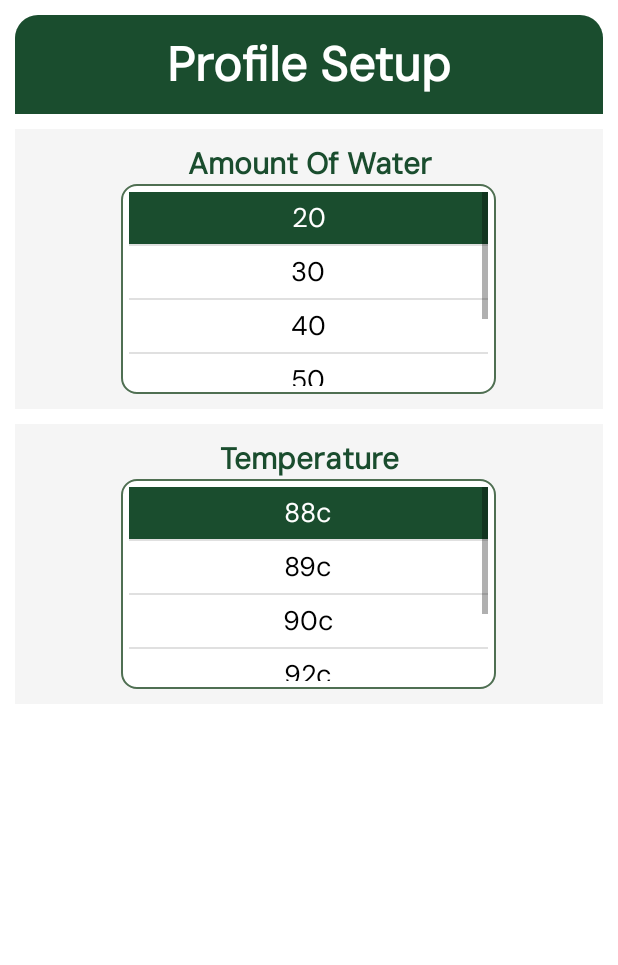
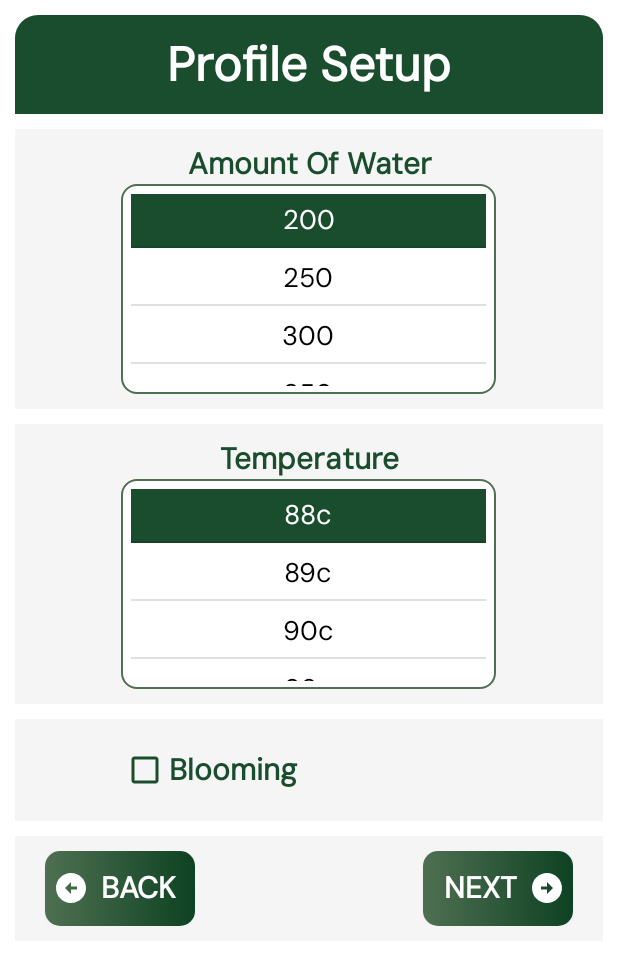
Before and after one commit to imrezwan/wiseapp, an Android app: the fragment ProfileSetupFragment shown on its own in the app's theme, on a phone screen of 412 x 824 dp. Shown: the top 965 px of the screen. Run offline under Robolectric (Android 15) with nearby library versions, the phone set to English and light mode, and no system bars.

Commit message:
used recyclerview for list item selection for profile setup

```diff
--- a/app/src/main/java/com/imrezwan/wise_brewer/ProfileSetupFragment.java
+++ b/app/src/main/java/com/imrezwan/wise_brewer/ProfileSetupFragment.java
@@ -4,16 +4,20 @@ import static com.imrezwan.wise_brewer.utils.Constants.mDataAmountOfWater;
 import static com.imrezwan.wise_brewer.utils.Constants.mDataTemperature;
 
 import android.os.Bundle;
+import android.util.Log;
 import android.view.LayoutInflater;
 import android.view.View;
 import android.view.ViewGroup;
 
+import androidx.core.widget.NestedScrollView;
 import androidx.fragment.app.Fragment;
 
-import com.imrezwan.wise_brewer.widgets.CustomListView;
+import com.imrezwan.wise_brewer.interfaces.OnItemClickListener;
+import com.imrezwan.wise_brewer.widgets.CustomRecyclerView;
 
 public class ProfileSetupFragment extends Fragment {
-    CustomListView mAmountOfWater, mTemperature;
+    CustomRecyclerView mCrvAmountOfWater, mCrvTemperature;
+    NestedScrollView nestedScrollView;
 
     public ProfileSetupFragment() {
     }
@@ -33,14 +37,27 @@ public class ProfileSetupFragment extends Fragment {
                              Bundle savedInstanceState) {
         View view = inflater.inflate(R.layout.fragment_profile_setup, container, false);
         initialize(view);
+
+        nestedScrollView.setNestedScrollingEnabled(true);
         return view;
     }
 
     private void initialize(View view) {
-        mAmountOfWater = view.findViewById(R.id.clv_amount_of_water);
-        mTemperature = view.findViewById(R.id.clv_temperature);
+        mCrvAmountOfWater = view.findViewById(R.id.crv_amount_of_water);
+        mCrvTemperature = view.findViewById(R.id.crv_temperature);
+        nestedScrollView = view.findViewById(R.id.nested_scrollview);
 
-        mAmountOfWater.setData(mDataAmountOfWater);
-        mTemperature.setData(mDataTemperature);
+        mCrvAmountOfWater.setData(mDataAmountOfWater, new OnItemClickListener() {
+            @Override
+            public void onItemClick(int position) {
+                Log.d("TAGGG", "Water: " + mCrvAmountOfWater.getSelectedItemData() + " -> Clicked");
+            }
+        });
+        mCrvTemperature.setData(mDataTemperature, new OnItemClickListener() {
+            @Override
+            public void onItemClick(int position) {
+                Log.d("TAGGG", "Temp: " + mCrvTemperature.getSelectedItemData() + " -> Clicked");
+            }
+        });
     }
 }
--- /dev/null
+++ b/app/src/main/java/com/imrezwan/wise_brewer/adapters/CustomRecyclerAdapter.java
@@ -0,0 +1,81 @@
+package com.imrezwan.wise_brewer.adapters;
+
+import android.content.Context;
+import android.view.LayoutInflater;
+import android.view.View;
+import android.view.ViewGroup;
+import android.widget.TextView;
+
+import androidx.core.content.ContextCompat;
+import androidx.recyclerview.widget.RecyclerView;
+
+import com.imrezwan.wise_brewer.R;
+import com.imrezwan.wise_brewer.interfaces.OnItemClickListener;
+
+import java.util.List;
+
+public class CustomRecyclerAdapter extends RecyclerView.Adapter<CustomRecyclerAdapter.ViewHolder> {
+    private List<String> dataList;
+    private Context mContext;
+    private int selectedItem = 0;
+    private OnItemClickListener onItemClickListener;
+
+    public CustomRecyclerAdapter(Context mContext, List<String> dataList, OnItemClickListener onItemClickListener) {
+        this.dataList = dataList;
+        this.mContext = mContext;
+        this.onItemClickListener = onItemClickListener;
+    }
+
+    @Override
+    public ViewHolder onCreateViewHolder(ViewGroup parent, int viewType) {
+        View view = LayoutInflater.from(parent.getContext()).inflate(R.layout.custom_list_item, parent, false);
+        return new ViewHolder(view);
+    }
+
+    @Override
+    public void onBindViewHolder(ViewHolder holder, int position) {
+        holder.textView.setText(dataList.get(position));
+        boolean isSelected = selectedItem == holder.getAdapterPosition();
+        holder.itemView.setSelected(isSelected);
+
+        if (isSelected) {
+            holder.itemView.setBackgroundColor(ContextCompat.getColor(holder.itemView.getContext(), R.color.colorPrimary));
+            holder.textView.setTextColor(ContextCompat.getColor(mContext, R.color.colorWhite));
+
+        } else {
+            holder.itemView.setBackgroundColor(ContextCompat.getColor(holder.itemView.getContext(), R.color.colorWhite));
+            holder.textView.setTextColor(ContextCompat.getColor(mContext, R.color.colorBlack));
+        }
+        holder.itemView.setOnClickListener(v -> {
+            int previousSelectedItem = selectedItem;
+            selectedItem = holder.getAdapterPosition();
+
+            notifyItemChanged(previousSelectedItem);
+            notifyItemChanged(selectedItem);
+
+            if (onItemClickListener != null) {
+                onItemClickListener.onItemClick(selectedItem);
+            }
+        });
+
+        holder.itemView.setSelected(selectedItem == position);
+    }
+
+    @Override
+    public int getItemCount() {
+        return dataList.size();
+    }
+
+    public String getSelectedItem() {
+        return selectedItem >= 0 ? dataList.get(selectedItem) : null;
+    }
+
+    public static class ViewHolder extends RecyclerView.ViewHolder {
+        TextView textView;
+
+        public ViewHolder(View itemView) {
+            super(itemView);
+            textView = itemView.findViewById(R.id.text1);
+        }
+    }
+}
--- /dev/null
+++ b/app/src/main/java/com/imrezwan/wise_brewer/interfaces/OnItemClickListener.java
@@ -0,0 +1,5 @@
+package com.imrezwan.wise_brewer.interfaces;
+
+public interface OnItemClickListener {
+    void onItemClick(int position);
+}
--- a/app/src/main/java/com/imrezwan/wise_brewer/utils/Constants.java
+++ b/app/src/main/java/com/imrezwan/wise_brewer/utils/Constants.java
@@ -6,6 +6,6 @@ import java.util.List;
 
 public class Constants {
 
-    public static List<String> mDataAmountOfWater = Arrays.asList("20", "30", "40", "50", "60", "70");
-    public static List<String> mDataTemperature = Arrays.asList("88c", "89c", "90c", "92c", "93c", "94c");
+    public static List<String> mDataAmountOfWater = Arrays.asList("200", "250", "300", "350", "400", "450", "500");
+    public static List<String> mDataTemperature = Arrays.asList("88c", "89c", "90c", "92c", "93c", "94c", "95c", "96c");
 }
--- /dev/null
+++ b/app/src/main/java/com/imrezwan/wise_brewer/utils/Utility.java
@@ -0,0 +1,28 @@
+package com.imrezwan.wise_brewer.utils;
+
+import android.view.View;
+import android.view.ViewGroup;
+import android.widget.ListAdapter;
+import android.widget.ListView;
+
+public class Utility {
+
+    public static void setListViewHeightBasedOnChildren(ListView listView) {
+        ListAdapter listAdapter = listView.getAdapter();
+        if (listAdapter == null) {
+            return;
+        }
+
+        int totalHeight = 0;
+        for (int i = 0; i < listAdapter.getCount(); i++) {
+            View listItem = listAdapter.getView(i, null, listView);
+            listItem.measure(View.MeasureSpec.UNSPECIFIED, View.MeasureSpec.UNSPECIFIED);
+            totalHeight += listItem.getMeasuredHeight();
+        }
+
+        ViewGroup.LayoutParams params = listView.getLayoutParams();
+        params.height = totalHeight + (listView.getDividerHeight() * (listAdapter.getCount() - 1));
+        listView.setLayoutParams(params);
+        listView.requestLayout();
+    }
+}
--- /dev/null
+++ b/app/src/main/java/com/imrezwan/wise_brewer/widgets/CustomRecyclerView.java
@@ -0,0 +1,62 @@
+package com.imrezwan.wise_brewer.widgets;
+
+import android.content.Context;
+import android.content.res.TypedArray;
+import android.util.AttributeSet;
+
+import androidx.core.content.ContextCompat;
+import androidx.recyclerview.widget.LinearLayoutManager;
+import androidx.recyclerview.widget.RecyclerView;
+
+import com.imrezwan.wise_brewer.R;
+import com.imrezwan.wise_brewer.adapters.CustomRecyclerAdapter;
+import com.imrezwan.wise_brewer.interfaces.OnItemClickListener;
+
+import java.util.List;
+
+public class CustomRecyclerView extends RecyclerView {
+    CustomRecyclerAdapter adapter;
+
+    public CustomRecyclerView(Context context) {
+        super(context);
+        init(null);
+    }
+
+    public CustomRecyclerView(Context context, AttributeSet attrs) {
+        super(context, attrs);
+        init(attrs);
+    }
+
+    public CustomRecyclerView(Context context, AttributeSet attrs, int defStyleAttr) {
+        super(context, attrs, defStyleAttr);
+        init(attrs);
+    }
+
+    private void init(AttributeSet attrs) {
+        setLayoutManager(new LinearLayoutManager(getContext()));
+
+        if (attrs != null) {
+            TypedArray a = getContext().obtainStyledAttributes(attrs, R.styleable.CustomRecyclerView);
+
+            int customBackground = a.getResourceId(R.styleable.CustomRecyclerView_customBackground, -1);
+            if (customBackground != -1) {
+                setBackground(ContextCompat.getDrawable(getContext(), customBackground));
+            }
+
+            a.recycle();
+        }
+    }
+
+    public void setData(List<String> dataList, OnItemClickListener onItemClickListener) {
+        adapter = new CustomRecyclerAdapter(getContext(), dataList, onItemClickListener);
+        setAdapter(adapter);
+    }
+
+    public String getSelectedItemData() {
+        return adapter.getSelectedItem();
+    }
+
+    public CustomRecyclerAdapter getAdapter() {
+        return adapter;
+    }
+}
--- /dev/null
+++ b/app/src/main/res/drawable/arrow_circle_left.xml
@@ -0,0 +1,5 @@
+<vector android:height="24dp" android:tint="#FFFFFF"
+    android:viewportHeight="24" android:viewportWidth="24"
+    android:width="24dp" xmlns:android="http://schemas.android.com/apk/res/android">
+    <path android:fillColor="@android:color/white" android:pathData="M2,12c0,5.52 4.48,10 10,10s10,-4.48 10,-10c0,-5.52 -4.48,-10 -10,-10C6.48,2 2,6.48 2,12zM12,11l4,0v2l-4,0l0,3l-4,-4l4,-4L12,11z"/>
+</vector>
--- /dev/null
+++ b/app/src/main/res/drawable/arrow_circle_right.xml
@@ -0,0 +1,5 @@
+<vector android:height="24dp" android:tint="#FFFFFF"
+    android:viewportHeight="24" android:viewportWidth="24"
+    android:width="24dp" xmlns:android="http://schemas.android.com/apk/res/android">
+    <path android:fillColor="@android:color/white" android:pathData="M22,12c0,-5.52 -4.48,-10 -10,-10S2,6.48 2,12c0,5.52 4.48,10 10,10S22,17.52 22,12zM12,13l-4,0v-2l4,0V8l4,4l-4,4V13z"/>
+</vector>
--- a/app/src/main/res/layout/custom_list_item.xml
+++ b/app/src/main/res/layout/custom_list_item.xml
@@ -2,8 +2,8 @@
 <LinearLayout
     xmlns:android="http://schemas.android.com/apk/res/android"
     android:layout_width="match_parent"
-    android:layout_height="match_parent"
-    android:layout_margin="2dp"
+    android:layout_height="wrap_content"
+    android:layout_margin="1dp"
     android:orientation="vertical">
 
     <TextView
@@ -16,4 +16,9 @@
         android:padding="5dp"
         android:textAppearance="@style/TextAppearance.AppCompat.Medium" />
 
+    <com.google.android.material.divider.MaterialDivider
+        android:layout_width="match_parent"
+        android:layout_height="1dp"
+        />
+
 </LinearLayout>
--- a/app/src/main/res/layout/fragment_profile_setup.xml
+++ b/app/src/main/res/layout/fragment_profile_setup.xml
@@ -14,6 +14,16 @@
         app:title="Profile Setup"
         />
 
+
+    <androidx.core.widget.NestedScrollView
+        android:id="@+id/nested_scrollview"
+        android:layout_width="match_parent"
+        android:layout_height="match_parent">
+
+        <LinearLayout
+            android:layout_width="match_parent"
+            android:layout_height="match_parent"
+            android:orientation="vertical">
 
             <LinearLayout
                 android:layout_width="match_parent"
@@ -32,8 +42,8 @@
                     android:gravity="center"
                     android:textSize="20sp"/>
 
-        <com.imrezwan.wise_brewer.widgets.CustomListView
-            android:id="@+id/clv_amount_of_water"
+                <com.imrezwan.wise_brewer.widgets.CustomRecyclerView
+                    android:id="@+id/crv_amount_of_water"
                     android:layout_width="250dp"
                     android:layout_height="140dp"
                     android:layout_gravity="center"
@@ -59,8 +69,8 @@
                     android:gravity="center"
                     android:textSize="20sp"/>
 
-        <com.imrezwan.wise_brewer.widgets.CustomListView
-            android:id="@+id/clv_temperature"
+                <com.imrezwan.wise_brewer.widgets.CustomRecyclerView
+                    android:id="@+id/crv_temperature"
                     android:layout_width="250dp"
                     android:layout_height="140dp"
                     android:layout_gravity="center"
@@ -69,4 +79,88 @@
                     />
             </LinearLayout>
 
+            <LinearLayout
+                android:layout_width="match_parent"
+                android:layout_height="wrap_content"
+                android:orientation="vertical"
+                android:layout_marginTop="10dp"
+                android:padding="10dp"
+                android:background="@color/colorBackground">
+
+                <CheckBox android:id="@+id/cb_is_blooming"
+                    android:layout_width="250dp"
+                    android:layout_height="wrap_content"
+                    android:layout_gravity="center"
+                    android:textStyle="bold"
+                    android:textColor="@color/colorPrimary"
+                    android:textSize="20sp"
+                    android:buttonTint="@color/colorPrimary"
+                    android:text="Blooming" />
+
             </LinearLayout>
+
+            <RelativeLayout
+                android:layout_width="match_parent"
+                android:layout_height="wrap_content"
+                android:orientation="horizontal"
+                android:layout_marginTop="10dp"
+                android:layout_marginBottom="50dp"
+                android:padding="10dp"
+                android:background="@color/colorBackground">
+
+                <androidx.cardview.widget.CardView
+                    android:layout_width="wrap_content"
+                    android:layout_height="wrap_content"
+                    android:layout_alignParentLeft="true"
+                    android:layout_marginLeft="10dp"
+                    android:clickable="true"
+                    app:cardCornerRadius="10dp">
+                    <TextView
+                        android:id="@+id/tv_back"
+                        android:layout_weight="1"
+                        android:layout_width="100dp"
+                        android:layout_height="50dp"
+                        android:text="Back"
+                        android:drawableLeft="@drawable/arrow_circle_left"
+                        android:background="@drawable/button_bg"
+                        app:layout_constraintCircleRadius="10dp"
+                        android:gravity="center"
+                        android:padding="5dp"
+                        android:textAllCaps="true"
+                        app:layout_constraintLeft_toLeftOf="parent"
+                        app:layout_constraintRight_toLeftOf="@id/tv_next"
+                        app:layout_constraintTop_toTopOf="parent"
+                        android:textColor="@color/colorWhite"
+                        android:textStyle="bold"
+                        android:textSize="20sp"/>
+                </androidx.cardview.widget.CardView>
+                <androidx.cardview.widget.CardView
+                    android:layout_width="wrap_content"
+                    android:layout_height="wrap_content"
+                    android:layout_alignParentRight="true"
+                    android:layout_marginRight="10dp"
+                    android:clickable="true"
+                    app:cardCornerRadius="10dp">
+                    <TextView
+                        android:id="@+id/tv_next"
+                        android:layout_width="100dp"
+                        android:layout_height="50dp"
+                        android:text="Next"
+                        android:textAllCaps="true"
+                        android:layout_weight="1"
+                        android:drawableRight="@drawable/arrow_circle_right"
+                        app:layout_constraintTop_toTopOf="parent"
+                        app:layout_constraintRight_toRightOf="parent"
+                        app:layout_constraintLeft_toRightOf="@+id/tv_back"
+                        android:background="@drawable/button_bg"
+                        android:gravity="center"
+                        android:padding="5dp"
+                        android:textColor="@color/colorWhite"
+                        android:textStyle="bold"
+                        android:textSize="20sp"/>
+                </androidx.cardview.widget.CardView>
+            </RelativeLayout>
+        </LinearLayout>
+    </androidx.core.widget.NestedScrollView>
+
+</LinearLayout>
--- a/app/src/main/res/values/attrs.xml
+++ b/app/src/main/res/values/attrs.xml
@@ -1,10 +1,16 @@
 <?xml version="1.0" encoding="utf-8"?>
 <resources>
+    <attr name="customBackground" format="reference" />
+
     <declare-styleable name="TitleView">
         <attr name="title" format="string" />
     </declare-styleable>
 
     <declare-styleable name="CustomListView">
-        <attr name="customBackground" format="reference" />
+        <attr name="customBackground"/>
+    </declare-styleable>
+
+    <declare-styleable name="CustomRecyclerView">
+        <attr name="customBackground"/>
     </declare-styleable>
 </resources>
```
Lines whose indentation alone changed are shown as unchanged.
